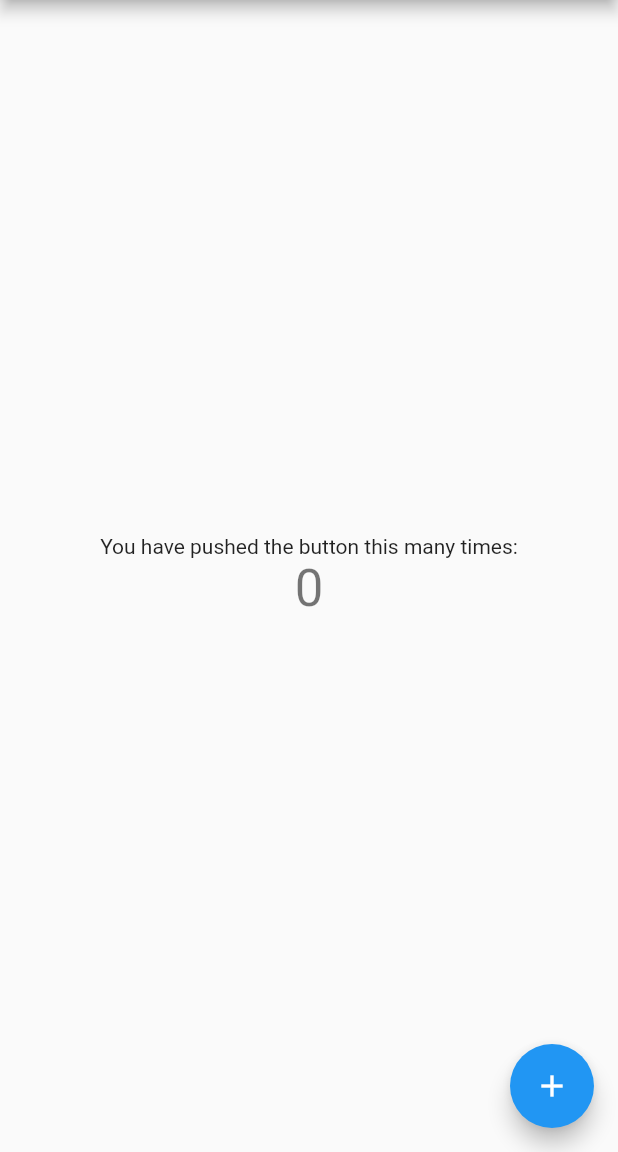
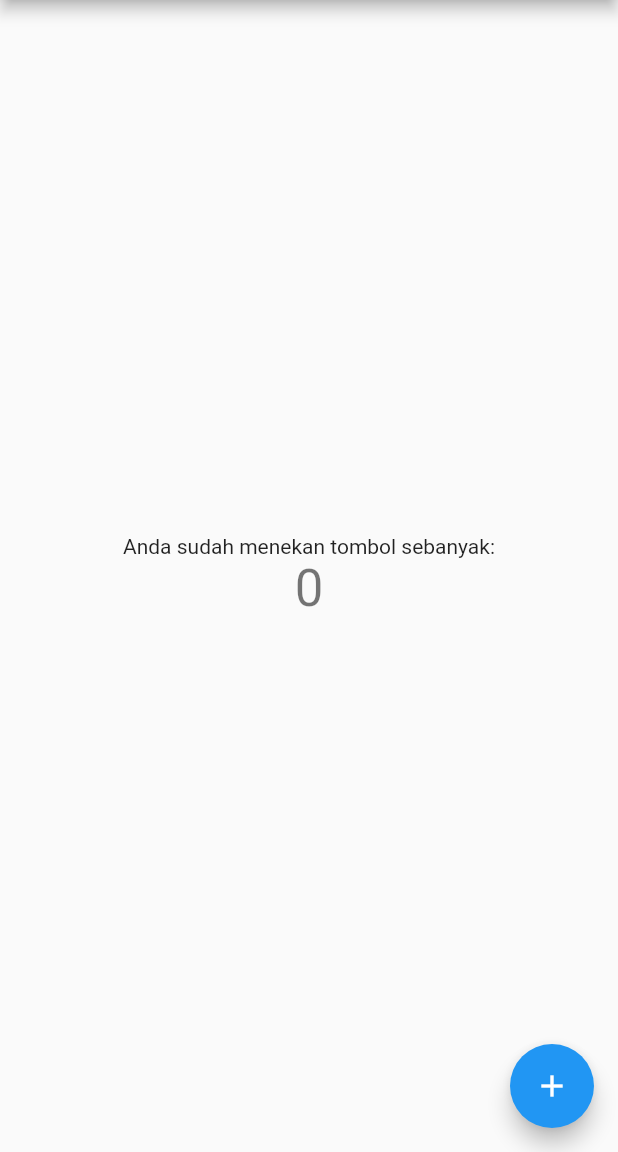
Before and after one commit to agarakha/firstapp, a Flutter app: the screen it shows after launch, on a phone screen of 412 x 824 dp, the part 84-1236 px from its top. Run offline on Flutter 3.47's test engine with Material 2 defaults, Android fonts, the phone set to English and light mode, and no system bars.

Commit message:
Mengganti bahasa yang lebih baku

```diff
--- a/lib/main.dart
+++ b/lib/main.dart
@@ -94,7 +94,7 @@ class _MyHomePageState extends State<MyHomePage> {
           mainAxisAlignment: MainAxisAlignment.center,
           children: <Widget>[
             Text(
-              'You have pushed the button this many times:',
+              'Anda sudah menekan tombol sebanyak:',
             ),
             Text(
               '$_counter',
```
